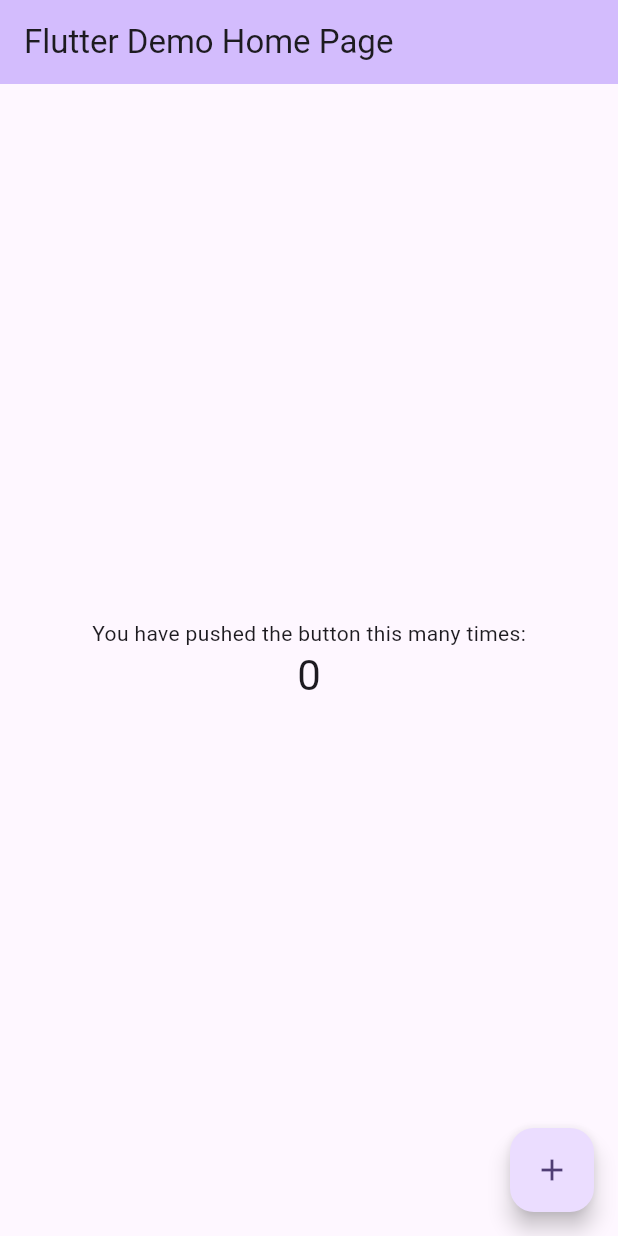
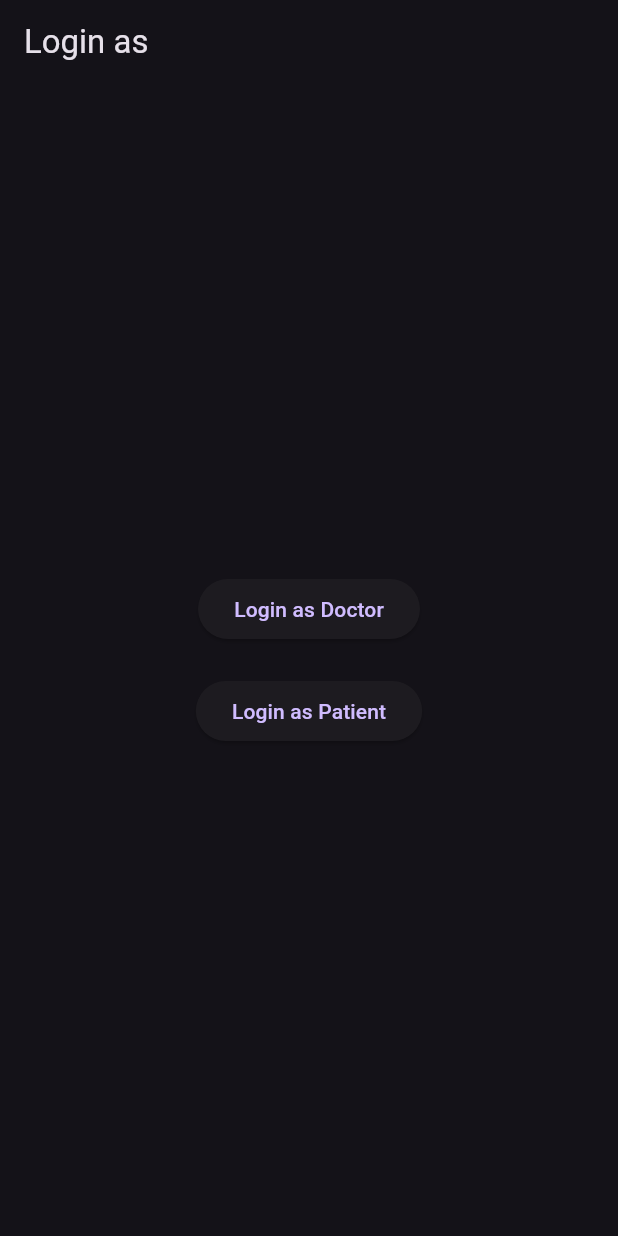
Before and after one commit to MDK-404/doctor_appointment_app, a Flutter app: the screen it shows after launch, on a phone screen of 412 x 824 dp. Run offline on Flutter 3.47's test engine with Material 3 defaults, Android fonts, the phone set to English and light mode, and no system bars; our stand-ins replace firebase_auth, firebase_core; accounts and stored records are empty.

Commit message:
login/signup ui created

```diff
--- a/lib/main.dart
+++ b/lib/main.dart
@@ -1,125 +1,24 @@
+import 'package:doctor_appointment_app/firebase_options.dart';
+import 'package:doctor_appointment_app/selection_screen.dart';
+import 'package:firebase_core/firebase_core.dart';
 import 'package:flutter/material.dart';
 
-void main() {
-  runApp(const MyApp());
+void main() async {
+  await Firebase.initializeApp(
+    options: DefaultFirebaseOptions.currentPlatform,
+  );
+  runApp(const DoctorAppointmentApp());
 }
 
-class MyApp extends StatelessWidget {
-  const MyApp({super.key});
+class DoctorAppointmentApp extends StatelessWidget {
+  const DoctorAppointmentApp({super.key});
 
-  // This widget is the root of your application.
   @override
   Widget build(BuildContext context) {
     return MaterialApp(
-      title: 'Flutter Demo',
-      theme: ThemeData(
-        // This is the theme of your application.
-        //
-        // TRY THIS: Try running your application with "flutter run". You'll see
-        // the application has a purple toolbar. Then, without quitting the app,
-        // try changing the seedColor in the colorScheme below to Colors.green
-        // and then invoke "hot reload" (save your changes or press the "hot
-        // reload" button in a Flutter-supported IDE, or press "r" if you used
-        // the command line to start the app).
-        //
-        // Notice that the counter didn't reset back to zero; the application
-        // state is not lost during the reload. To reset the state, use hot
-        // restart instead.
-        //
-        // This works for code too, not just values: Most code changes can be
-        // tested with just a hot reload.
-        colorScheme: ColorScheme.fromSeed(seedColor: Colors.deepPurple),
-        useMaterial3: true,
-      ),
-      home: const MyHomePage(title: 'Flutter Demo Home Page'),
+      debugShowCheckedModeBanner: false,
+      theme: ThemeData.dark(useMaterial3: true),
+      home: UserSelectionScreen(),
     );
   }
 }
-
-class MyHomePage extends StatefulWidget {
-  const MyHomePage({super.key, required this.title});
-
-  // This widget is the home page of your application. It is stateful, meaning
-  // that it has a State object (defined below) that contains fields that affect
-  // how it looks.
-
-  // This class is the configuration for the state. It holds the values (in this
-  // case the title) provided by the parent (in this case the App widget) and
-  // used by the build method of the State. Fields in a Widget subclass are
-  // always marked "final".
-
-  final String title;
-
-  @override
-  State<MyHomePage> createState() => _MyHomePageState();
-}
-
-class _MyHomePageState extends State<MyHomePage> {
-  int _counter = 0;
-
-  void _incrementCounter() {
-    setState(() {
-      // This call to setState tells the Flutter framework that something has
-      // changed in this State, which causes it to rerun the build method below
-      // so that the display can reflect the updated values. If we changed
-      // _counter without calling setState(), then the build method would not be
-      // called again, and so nothing would appear to happen.
-      _counter++;
-    });
-  }
-
-  @override
-  Widget build(BuildContext context) {
-    // This method is rerun every time setState is called, for instance as done
-    // by the _incrementCounter method above.
-    //
-    // The Flutter framework has been optimized to make rerunning build methods
-    // fast, so that you can just rebuild anything that needs updating rather
-    // than having to individually change instances of widgets.
-    return Scaffold(
-      appBar: AppBar(
-        // TRY THIS: Try changing the color here to a specific color (to
-        // Colors.amber, perhaps?) and trigger a hot reload to see the AppBar
-        // change color while the other colors stay the same.
-        backgroundColor: Theme.of(context).colorScheme.inversePrimary,
-        // Here we take the value from the MyHomePage object that was created by
-        // the App.build method, and use it to set our appbar title.
-        title: Text(widget.title),
-      ),
-      body: Center(
-        // Center is a layout widget. It takes a single child and positions it
-        // in the middle of the parent.
-        child: Column(
-          // Column is also a layout widget. It takes a list of children and
-          // arranges them vertically. By default, it sizes itself to fit its
-          // children horizontally, and tries to be as tall as its parent.
-          //
-          // Column has various properties to control how it sizes itself and
-          // how it positions its children. Here we use mainAxisAlignment to
-          // center the children vertically; the main axis here is the vertical
-          // axis because Columns are vertical (the cross axis would be
-          // horizontal).
-          //
-          // TRY THIS: Invoke "debug painting" (choose the "Toggle Debug Paint"
-          // action in the IDE, or press "p" in the console), to see the
-          // wireframe for each widget.
-          mainAxisAlignment: MainAxisAlignment.center,
-          children: <Widget>[
-            const Text(
-              'You have pushed the button this many times:',
-            ),
-            Text(
-              '$_counter',
-              style: Theme.of(context).textTheme.headlineMedium,
-            ),
-          ],
-        ),
-      ),
-      floatingActionButton: FloatingActionButton(
-        onPressed: _incrementCounter,
-        tooltip: 'Increment',
-        child: const Icon(Icons.add),
-      ), // This trailing comma makes auto-formatting nicer for build methods.
-    );
-  }
-}
--- /dev/null
+++ b/lib/selection_screen.dart
@@ -0,0 +1,37 @@
+import 'package:doctor_appointment_app/doctors_management/doctor_login_screen.dart';
+import 'package:flutter/material.dart';
+
+class UserSelectionScreen extends StatelessWidget {
+  @override
+  Widget build(BuildContext context) {
+    return Scaffold(
+      appBar: AppBar(title: Text('Login as')),
+      body: Center(
+        child: Column(
+          mainAxisAlignment: MainAxisAlignment.center,
+          children: [
+            ElevatedButton(
+              onPressed: () {
+                Navigator.push(
+                  context,
+                  MaterialPageRoute(builder: (context) => DoctorLoginScreen()),
+                );
+              },
+              child: Text('Login as Doctor'),
+            ),
+            SizedBox(height: 20),
+            ElevatedButton(
+              onPressed: () {
+                // Navigator.push(
+                //   context,
+                //   MaterialPageRoute(builder: (context) => PatientLoginScreen()),
+                // );
+              },
+              child: Text('Login as Patient'),
+            ),
+          ],
+        ),
+      ),
+    );
+  }
+}
```
Also changed, not shown: lib/doctors_management/doctor_login_screen.dart (added, +149 -0 lines), lib/doctors_management/doctor_signup_screen.dart (added, +152 -0 lines), lib/doctors_management/otp_verification.dart (added, +41 -0 lines), pubspec.yaml (+6 -2 lines), assets/Login.jpg (added), firebase.json (added), lib/firebase_options.dart (added), pubspec.lock, 6 other files.
